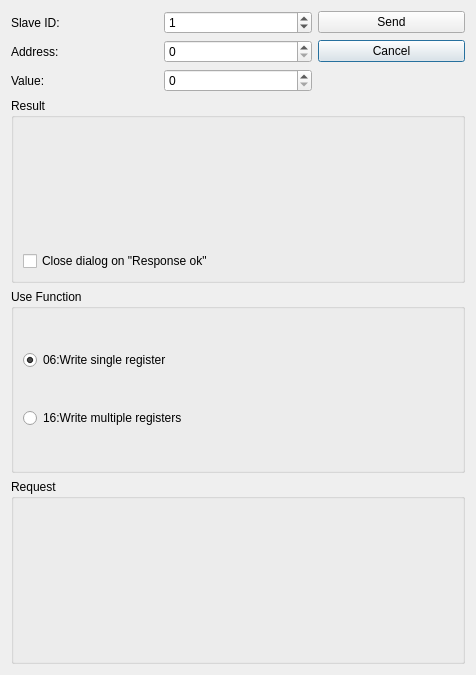
CharlosNels/DebugMyProtocol, file modbuswritesingleregisterdialog.ui: the form before one commit.
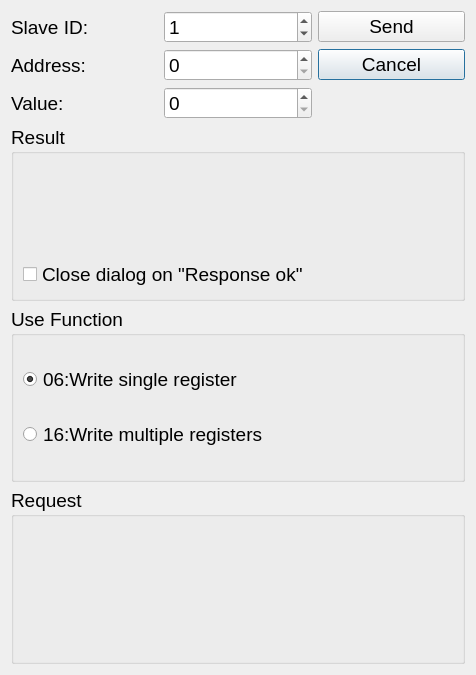
The form after the commit.

What changed in the file:
```diff
--- a/modbuswritesingleregisterdialog.ui
+++ b/modbuswritesingleregisterdialog.ui
@@ -22,6 +22,11 @@
     <height>675</height>
    </size>
   </property>
+  <property name="font">
+   <font>
+    <pointsize>14</pointsize>
+   </font>
+  </property>
   <property name="windowTitle">
    <string>Dialog</string>
   </property>
```
